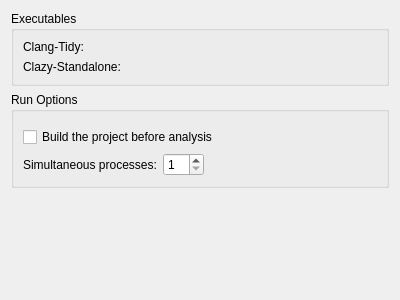
First picture: the form in src/plugins/clangtools/settingswidget.ui, repository qt-creator/qt-creator, before the edit.
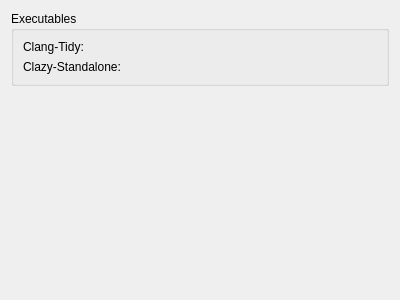
Second picture: the form after the edit. Custom widgets are drawn as their Qt base class.

Commit message:
ClangTools: Move run settings to projects mode
Make the global run settings available per project in project mode and
thus remove the diagnostic config selection from the
selectable-files-dialog:

 * Extract the classes RunSettings and RunSettingsWidget instead of
   duplicating stuff.
 * Ensure to pick up the old settings
 * Add some convenience buttons/links in projects mode allowing to
   restore the global settings, to open the global settings and to
   navigate (back) to the analyzer mode.

```diff
--- a/src/plugins/clangtools/settingswidget.ui
+++ b/src/plugins/clangtools/settingswidget.ui
@@ -44,57 +44,7 @@
     </widget>
    </item>
    <item>
-    <widget class="QGroupBox" name="groupBox">
-     <property name="title">
-      <string>Run Options</string>
-     </property>
-     <layout class="QVBoxLayout" name="verticalLayout_2">
-      <item>
-       <widget class="CppTools::ClangDiagnosticConfigsSelectionWidget" name="diagnosticWidget" native="true"/>
-      </item>
-      <item>
-       <widget class="QCheckBox" name="buildBeforeAnalysis">
-        <property name="text">
-         <string>Build the project before analysis</string>
-        </property>
-       </widget>
-      </item>
-      <item>
-       <layout class="QHBoxLayout" name="processesLayout">
-        <item>
-         <widget class="QLabel" name="label_2">
-          <property name="text">
-           <string>Simultaneous processes:</string>
-          </property>
-         </widget>
-        </item>
-        <item>
-         <widget class="QSpinBox" name="simultaneousProccessesSpinBox">
-          <property name="minimum">
-           <number>1</number>
-          </property>
-          <property name="maximum">
-           <number>32</number>
-          </property>
-         </widget>
-        </item>
-        <item>
-         <spacer name="horizontalSpacer_2">
-          <property name="orientation">
-           <enum>Qt::Horizontal</enum>
-          </property>
-          <property name="sizeHint" stdset="0">
-           <size>
-            <width>40</width>
-            <height>20</height>
-           </size>
-          </property>
-         </spacer>
-        </item>
-       </layout>
-      </item>
-     </layout>
-    </widget>
+    <widget class="ClangTools::Internal::RunSettingsWidget" name="runSettingsWidget" native="true"/>
    </item>
    <item>
     <spacer name="verticalSpacer">
@@ -112,17 +62,18 @@
   </layout>
  </widget>
  <customwidgets>
-  <customwidget>
-   <class>CppTools::ClangDiagnosticConfigsSelectionWidget</class>
-   <extends>QWidget</extends>
-   <header>cpptools/clangdiagnosticconfigsselectionwidget.h</header>
-  </customwidget>
   <customwidget>
    <class>Utils::PathChooser</class>
    <extends>QWidget</extends>
    <header location="global">utils/pathchooser.h</header>
    <container>1</container>
   </customwidget>
+  <customwidget>
+   <class>ClangTools::Internal::RunSettingsWidget</class>
+   <extends>QWidget</extends>
+   <header>clangtools/runsettingswidget.h</header>
+   <container>1</container>
+  </customwidget>
  </customwidgets>
  <resources/>
  <connections/>
```
The commit also changes 22 other files.
